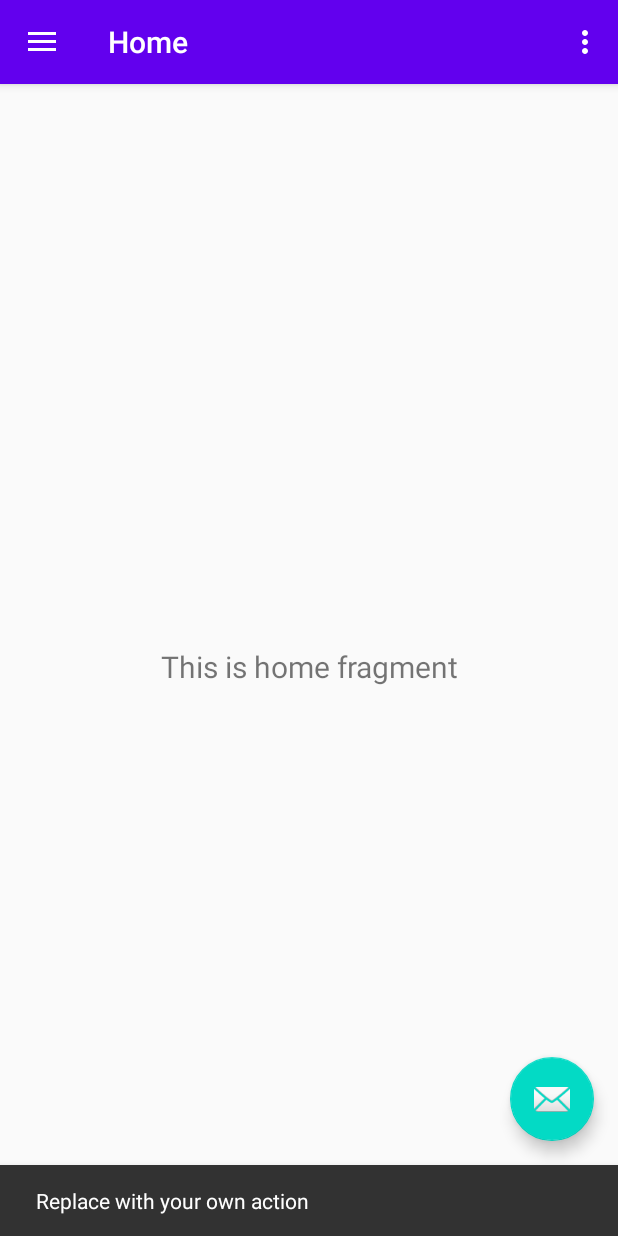
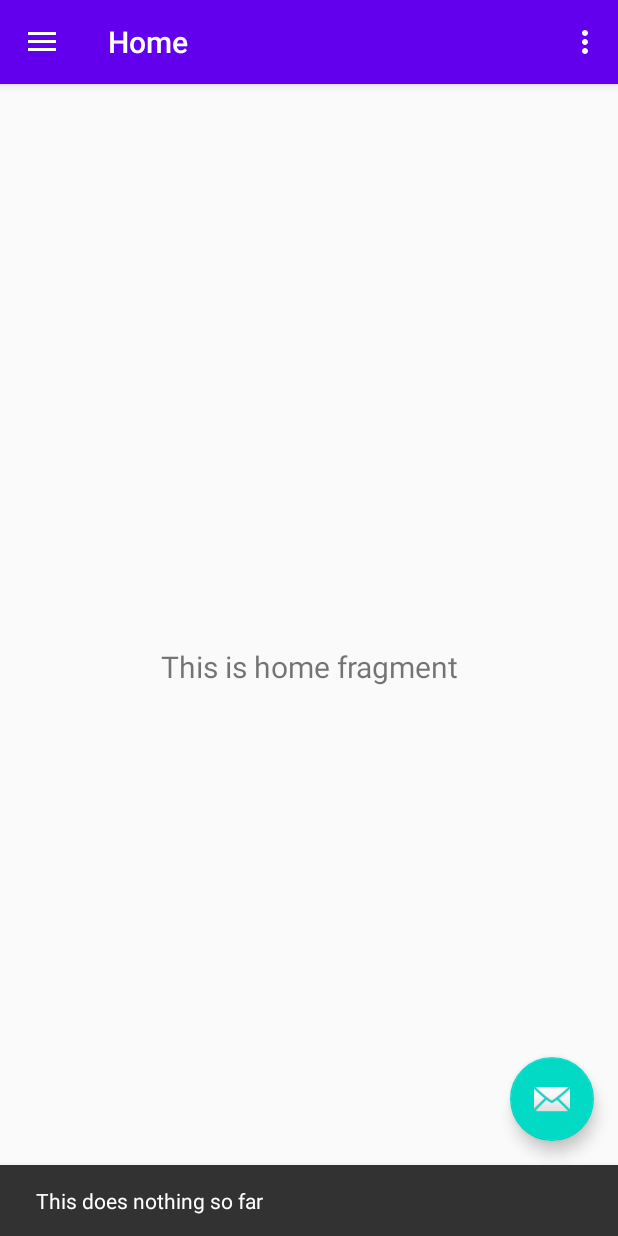
Before and after one commit to brandonsbque/COP4655, an Android app: the screen it shows after launch (MainActivity), after a tap on an icon or button, on a phone screen of 412 x 824 dp. Run offline under Robolectric (Android 15) with nearby library versions, the phone set to English and light mode, and no system bars; our stand-ins replace navigation-ui.

Commit message:
added a weather tab to the nav that has its own fragment too

```diff
--- a/HW8-5/app/src/main/java/com/example/hw8_5/MainActivity.java
+++ b/HW8-5/app/src/main/java/com/example/hw8_5/MainActivity.java
@@ -30,7 +30,7 @@ public class MainActivity extends AppCompatActivity {
         fab.setOnClickListener(new View.OnClickListener() {
             @Override
             public void onClick(View view) {
-                Snackbar.make(view, "Replace with your own action", Snackbar.LENGTH_LONG)
+                Snackbar.make(view, "This does nothing so far", Snackbar.LENGTH_LONG)
                         .setAction("Action", null).show();
             }
         });
@@ -39,7 +39,7 @@ public class MainActivity extends AppCompatActivity {
         // Passing each menu ID as a set of Ids because each
         // menu should be considered as top level destinations.
         mAppBarConfiguration = new AppBarConfiguration.Builder(
-                R.id.nav_home, R.id.nav_gallery, R.id.nav_slideshow)
+                R.id.nav_home, R.id.nav_gallery, R.id.nav_slideshow, R.id.nav_weather)
                 .setDrawerLayout(drawer)
                 .build();
         NavController navController = Navigation.findNavController(this, R.id.nav_host_fragment);
--- /dev/null
+++ b/HW8-5/app/src/main/res/drawable/ic_menu_weather.xml
@@ -0,0 +1,10 @@
+<vector xmlns:android="http://schemas.android.com/apk/res/android"
+    android:width="24dp"
+    android:height="24dp"
+    android:viewportWidth="24"
+    android:viewportHeight="24"
+    android:tint="?attr/colorControlNormal">
+  <path
+      android:fillColor="@android:color/white"
+      android:pathData="M6.76,4.84l-1.8,-1.79 -1.41,1.41 1.79,1.79 1.42,-1.41zM4,10.5L1,10.5v2h3v-2zM13,0.55h-2L11,3.5h2L13,0.55zM20.45,4.46l-1.41,-1.41 -1.79,1.79 1.41,1.41 1.79,-1.79zM17.24,18.16l1.79,1.8 1.41,-1.41 -1.8,-1.79 -1.4,1.4zM20,10.5v2h3v-2h-3zM12,5.5c-3.31,0 -6,2.69 -6,6s2.69,6 6,6 6,-2.69 6,-6 -2.69,-6 -6,-6zM11,22.45h2L13,19.5h-2v2.95zM3.55,18.54l1.41,1.41 1.79,-1.8 -1.41,-1.41 -1.79,1.8z"/>
+</vector>
--- a/HW8-5/app/src/main/res/layout/fragment_gallery.xml
+++ b/HW8-5/app/src/main/res/layout/fragment_gallery.xml
@@ -19,4 +19,5 @@
         app:layout_constraintEnd_toEndOf="parent"
         app:layout_constraintStart_toStartOf="parent"
         app:layout_constraintTop_toTopOf="parent" />
+
 </androidx.constraintlayout.widget.ConstraintLayout>
--- a/HW8-5/app/src/main/res/menu/activity_main_drawer.xml
+++ b/HW8-5/app/src/main/res/menu/activity_main_drawer.xml
@@ -16,5 +16,9 @@
             android:id="@+id/nav_slideshow"
             android:icon="@drawable/ic_menu_slideshow"
             android:title="@string/menu_slideshow" />
+        <item
+            android:id="@+id/nav_weather"
+            android:icon="@drawable/ic_menu_weather"
+            android:title="@string/menu_weather" />
     </group>
 </menu>
--- a/HW8-5/app/src/main/res/navigation/mobile_navigation.xml
+++ b/HW8-5/app/src/main/res/navigation/mobile_navigation.xml
@@ -22,4 +22,10 @@
         android:name="com.example.hw8_5.ui.slideshow.SlideshowFragment"
         android:label="@string/menu_slideshow"
         tools:layout="@layout/fragment_slideshow" />
+
+    <fragment
+        android:id="@+id/nav_weather"
+        android:name="com.example.hw8_5.ui.weather.WeatherFragment"
+        android:label="@string/menu_weather"
+        tools:layout="@layout/fragment_weather" />
 </navigation>
--- a/HW8-5/app/src/main/res/values/strings.xml
+++ b/HW8-5/app/src/main/res/values/strings.xml
@@ -10,4 +10,5 @@
     <string name="menu_home">Home</string>
     <string name="menu_gallery">Gallery</string>
     <string name="menu_slideshow">Slideshow</string>
+    <string name="menu_weather">Weather</string>
 </resources>
```
Also changed, not shown: HW8-5/app/src/main/java/com/example/hw8_5/ui/weather/WeatherFragment.java (added, +37 -0 lines), HW8-5/app/src/main/java/com/example/hw8_5/ui/weather/WeatherViewModel.java (added, +20 -0 lines), HW8-5/app/src/main/res/layout/fragment_weather.xml (added, +23 -0 lines).
